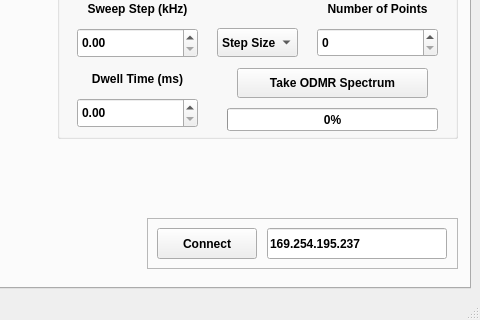
This is scanning_magnetometer.ui in WarwickEPR/ScanningMagnetometry as Qt 5 draws it before an edit; both pictures show x 364 to 844 and y 166 to 486 of the 844 by 486 pixel window. The edited form follows.
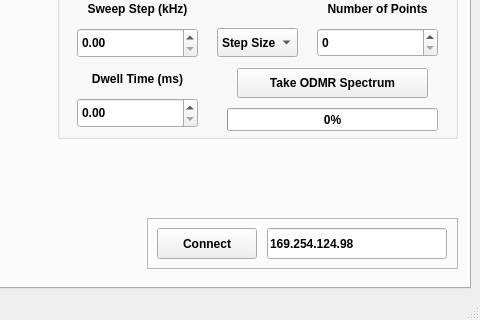
This is the edited form.

```diff
--- a/scanning_magnetometer.ui
+++ b/scanning_magnetometer.ui
@@ -1240,7 +1240,7 @@
           </rect>
          </property>
          <property name="text">
-          <string>169.254.195.237</string>
+          <string>169.254.124.98</string>
          </property>
          <property name="placeholderText">
           <string>Microwave Source IP Address</string>
```
